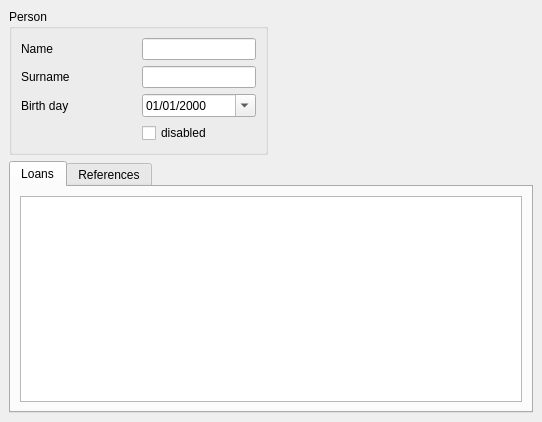
The window that src/com/axiastudio/pypapi/demo/forms/person.ui (tizianolattisi/pypapi) describes before a commit, drawn with Qt 5.
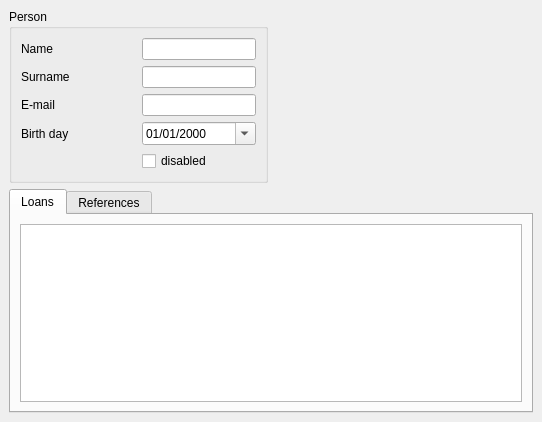
The same window after the commit. Custom widgets are drawn as their Qt base class.

Commit message: Email in demo app

Patch:
```diff
--- a/src/com/axiastudio/pypapi/demo/forms/person.ui
+++ b/src/com/axiastudio/pypapi/demo/forms/person.ui
@@ -59,13 +59,30 @@
         </widget>
        </item>
        <item row="2" column="0">
+        <widget class="QLabel" name="label_4">
+         <property name="text">
+          <string>E-mail</string>
+         </property>
+        </widget>
+       </item>
+       <item row="2" column="1">
+        <widget class="QLineEdit" name="lineEdit_3">
+         <property name="column" stdset="0">
+          <string>Email</string>
+         </property>
+         <property name="search" stdset="0">
+          <bool>false</bool>
+         </property>
+        </widget>
+       </item>
+       <item row="3" column="0">
         <widget class="QLabel" name="label_3">
          <property name="text">
           <string>Birth day</string>
          </property>
         </widget>
        </item>
-       <item row="2" column="1">
+       <item row="3" column="1">
         <widget class="com.axiastudio.pypapi.ui.widgets.PyPaPiDateEdit" name="dateEdit">
          <property name="displayFormat">
           <string>dd/MM/yyyy</string>
@@ -78,7 +95,7 @@
          </property>
         </widget>
        </item>
-       <item row="3" column="0">
+       <item row="4" column="0">
         <spacer name="horizontalSpacer_2">
          <property name="orientation">
           <enum>Qt::Horizontal</enum>
@@ -91,7 +108,7 @@
          </property>
         </spacer>
        </item>
-       <item row="3" column="1">
+       <item row="4" column="1">
         <widget class="QCheckBox" name="checkBox">
          <property name="text">
           <string>disabled</string>
```
The commit also changes 1 other file.
